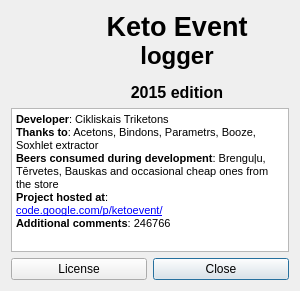
Qt form gui_about.ui (FrankMamuda/ketoevent) before a commit.
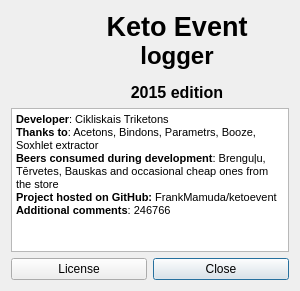
The same form after that commit. Icons and pictures are not drawn.

Diff of the .ui file:
```diff
--- a/gui_about.ui
+++ b/gui_about.ui
@@ -102,8 +102,7 @@
 &lt;p style=&quot; margin-top:0px; margin-bottom:0px; margin-left:0px; margin-right:0px; -qt-block-indent:0; text-indent:0px;&quot;&gt;&lt;span style=&quot; font-size:8pt; font-weight:600;&quot;&gt;Developer&lt;/span&gt;&lt;span style=&quot; font-size:8pt;&quot;&gt;: Cikliskais Triketons&lt;/span&gt;&lt;/p&gt;
 &lt;p style=&quot; margin-top:0px; margin-bottom:0px; margin-left:0px; margin-right:0px; -qt-block-indent:0; text-indent:0px;&quot;&gt;&lt;span style=&quot; font-size:8pt; font-weight:600;&quot;&gt;Thanks to&lt;/span&gt;&lt;span style=&quot; font-size:8pt;&quot;&gt;: Acetons, Bindons, Parametrs, Booze, Soxhlet extractor&lt;/span&gt;&lt;/p&gt;
 &lt;p style=&quot; margin-top:0px; margin-bottom:0px; margin-left:0px; margin-right:0px; -qt-block-indent:0; text-indent:0px;&quot;&gt;&lt;span style=&quot; font-size:8pt; font-weight:600;&quot;&gt;Beers consumed during development&lt;/span&gt;&lt;span style=&quot; font-size:8pt;&quot;&gt;: Brenguļu, Tērvetes, Bauskas and occasional cheap ones from the store&lt;/span&gt;&lt;/p&gt;
-&lt;p style=&quot; margin-top:0px; margin-bottom:0px; margin-left:0px; margin-right:0px; -qt-block-indent:0; text-indent:0px;&quot;&gt;&lt;span style=&quot; font-size:8pt; font-weight:600;&quot;&gt;Project hosted at&lt;/span&gt;&lt;span style=&quot; font-size:8pt;&quot;&gt;:&lt;/span&gt;&lt;/p&gt;
-&lt;p style=&quot; margin-top:0px; margin-bottom:0px; margin-left:0px; margin-right:0px; -qt-block-indent:0; text-indent:0px;&quot;&gt;&lt;a href=&quot;http://code.google.com/p/ketoevent/&quot;&gt;&lt;span style=&quot; font-size:8pt; text-decoration: underline; color:#0000ff;&quot;&gt;code.google.com/p/ketoevent/&lt;/span&gt;&lt;/a&gt;&lt;/p&gt;
+&lt;p style=&quot; margin-top:0px; margin-bottom:0px; margin-left:0px; margin-right:0px; -qt-block-indent:0; text-indent:0px;&quot;&gt;&lt;span style=&quot; font-size:8pt; font-weight:600;&quot;&gt;Project hosted on GitHub:&lt;/span&gt;&lt;span style=&quot; font-size:8pt;&quot;&gt; FrankMamuda/ketoevent&lt;/span&gt;&lt;/p&gt;
 &lt;p style=&quot; margin-top:0px; margin-bottom:0px; margin-left:0px; margin-right:0px; -qt-block-indent:0; text-indent:0px;&quot;&gt;&lt;span style=&quot; font-size:8pt; font-weight:600;&quot;&gt;Additional comments&lt;/span&gt;&lt;span style=&quot; font-size:8pt;&quot;&gt;: 246766&lt;/span&gt;&lt;/p&gt;&lt;/body&gt;&lt;/html&gt;</string>
      </property>
     </widget>
```
